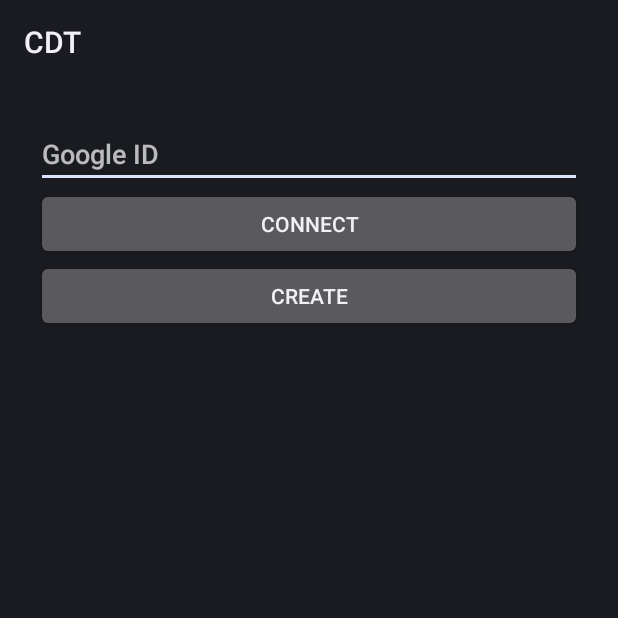
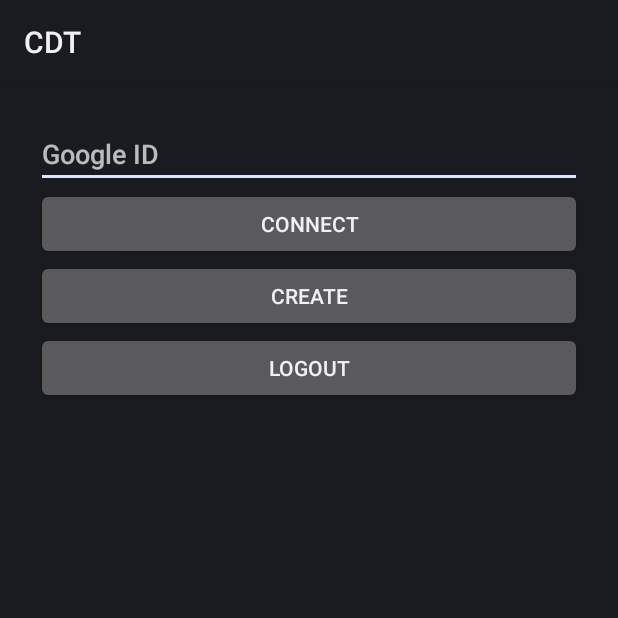
Before and after one commit to pstlab/raise-cdt, an Android app: the screen it shows after launch (MainActivity), on a phone screen of 412 x 824 dp, the top half of it. Run offline under Robolectric (Android 15) with nearby library versions, the phone set to English and light mode, and no system bars.

Commit message:
feat: add logout functionality and button in MainActivity

```diff
--- a/mobile/app/src/main/res/layout/activity_main.xml
+++ b/mobile/app/src/main/res/layout/activity_main.xml
@@ -25,4 +25,11 @@
         android:layout_width="match_parent"
         android:layout_height="wrap_content"
         android:onClick="onCreateUserButtonClick" />
+
+    <Button
+        android:id="@+id/logout_button"
+        android:text="@string/logout"
+        android:layout_width="match_parent"
+        android:layout_height="wrap_content"
+        android:onClick="onLogoutButtonClick" />
 </LinearLayout>
--- a/mobile/app/src/main/res/values/strings.xml
+++ b/mobile/app/src/main/res/values/strings.xml
@@ -3,4 +3,5 @@
     <string name="google_id_hint">Google ID</string>
     <string name="connect">Connect</string>
     <string name="create">Create</string>
+    <string name="logout">Logout</string>
 </resources>
```
Also changed, not shown: mobile/app/src/main/java/it/cnr/cdt/MainActivity.java (+26 -1 lines).
